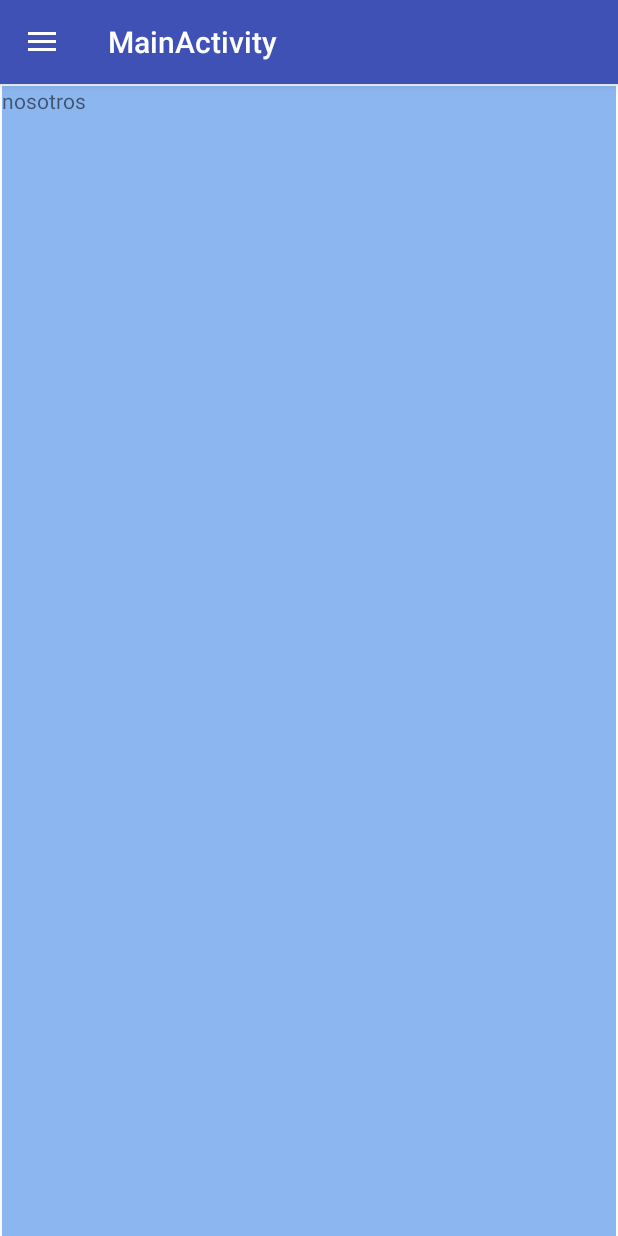
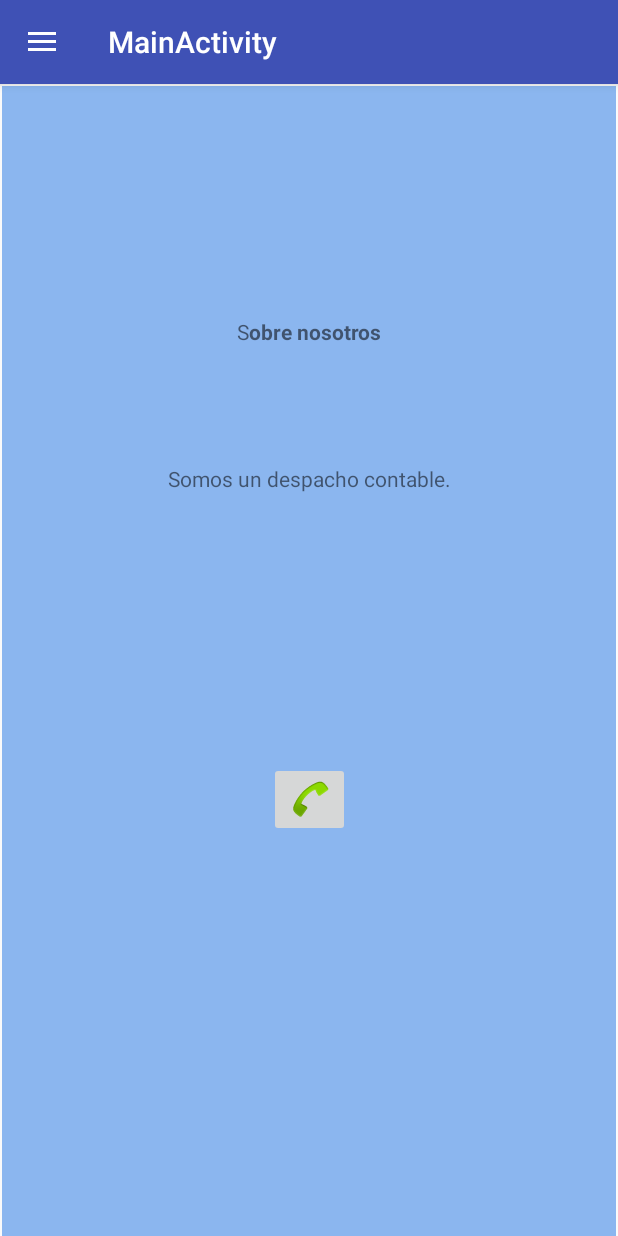
Before and after one commit to bettybonillap/VentanaFiscal, an Android app: the screen it shows after launch (MainActivity), in the side drawer, after a tap on "Nosotros", on a phone screen of 412 x 824 dp. Run offline under Robolectric (Android 15) with nearby library versions, the light colour scheme and no system bars.

Commit message:
Nosotros agregado

```diff
--- a/app/src/main/java/com/example/beatr/ventanafiscal/InicialFragment.java
+++ b/app/src/main/java/com/example/beatr/ventanafiscal/InicialFragment.java
@@ -4,6 +4,9 @@ package com.example.beatr.ventanafiscal;
 import android.os.Bundle;
 import android.support.annotation.Nullable;
 //import android.support.v4.app.Fragment;
+import android.text.Spannable;
+import android.text.SpannableStringBuilder;
+import android.text.style.StyleSpan;
 import android.view.LayoutInflater;
 import android.view.View;
 import android.view.ViewGroup;
@@ -15,7 +18,7 @@ import android.widget.TextView;
  * A simple {@link Fragment} subclass.
  */
 public class InicialFragment extends Fragment {
-
+    private TextView textView;
 
     public InicialFragment() {
         // Required empty public constructor
@@ -32,11 +35,14 @@ public class InicialFragment extends Fragment {
         // Inflate the layout for this fragment
         return inflater.inflate(R.layout.fragment_inicial, container, false);
     }
-
+    final SpannableStringBuilder sb = new SpannableStringBuilder("Bienvenido a Ventana Fiscal\n\n\nEsta aplicación tiene el objetivo de ayudarte a cumplir con tus obligaciones fiscales.");
+    final StyleSpan bss = new StyleSpan(android.graphics.Typeface.BOLD);
     @Override
     public void onViewCreated(View view, @Nullable Bundle savedInstanceState) {
         //imageView=(ImageView) view.findViewById(R.id.imageView2);
-        //textView=(TextView) view.findViewById(R.id.textView);
+        textView=(TextView) view.findViewById(R.id.inicial);
+        sb.setSpan(bss, 0, 26, Spannable.SPAN_INCLUSIVE_INCLUSIVE);
+        textView.setText(sb);
     }
 
 }
--- a/app/src/main/java/com/example/beatr/ventanafiscal/NosotrosFragment.java
+++ b/app/src/main/java/com/example/beatr/ventanafiscal/NosotrosFragment.java
@@ -2,19 +2,28 @@ package com.example.beatr.ventanafiscal;
 
 
 import android.app.Fragment;
+import android.content.Intent;
+import android.net.Uri;
 import android.os.Bundle;
 
 import android.support.annotation.Nullable;
+import android.text.Spannable;
+import android.text.SpannableStringBuilder;
+import android.text.style.StyleSpan;
 import android.view.LayoutInflater;
+import android.view.TextureView;
 import android.view.View;
 import android.view.ViewGroup;
+import android.widget.ImageButton;
+import android.widget.TextView;
 
 
 /**
  * A simple {@link Fragment} subclass.
  */
 public class NosotrosFragment extends Fragment {
-
+    private TextView textView;
+    private ImageButton imageButton;
 
     public NosotrosFragment() {
         // Required empty public constructor
@@ -31,10 +40,25 @@ public class NosotrosFragment extends Fragment {
         // Inflate the layout for this fragment
         return inflater.inflate(R.layout.fragment_nosotros, container, false);
     }
-
+    final SpannableStringBuilder sb = new SpannableStringBuilder("\n\n\n\n\n\n\n\n\n" +
+            "Sobre nosotros\n\n\n\n\n\n" +
+            "Somos un despacho contable.");
+    final StyleSpan bss = new StyleSpan(android.graphics.Typeface.BOLD);
     @Override
     public void onViewCreated(View view, @Nullable Bundle savedInstanceState) {
         //imageView=(ImageView) view.findViewById(R.id.imageView2);
-        //textView=(TextView) view.findViewById(R.id.textView);
+        textView=(TextView) view.findViewById(R.id.nosotros);
+        imageButton=(ImageButton)view.findViewById(R.id.imageButton);
+        sb.setSpan(bss, 10, 23, Spannable.SPAN_INCLUSIVE_INCLUSIVE);
+        textView.setText(sb);
+        imageButton.setOnClickListener(new View.OnClickListener() {
+            @Override
+            public void onClick(View view) {
+                Intent intent = new Intent(Intent.ACTION_DIAL);
+                intent.setData(Uri.parse("tel:5585754039"));
+                getActivity().startActivity(intent);
+            }
+        });
     }
+
 }
--- a/app/src/main/res/layout/fragment_inicial.xml
+++ b/app/src/main/res/layout/fragment_inicial.xml
@@ -1,4 +1,5 @@
 <android.support.constraint.ConstraintLayout xmlns:android="http://schemas.android.com/apk/res/android"
+    xmlns:app="http://schemas.android.com/apk/res-auto"
     xmlns:tools="http://schemas.android.com/tools"
     android:layout_width="match_parent"
     android:layout_height="match_parent"
@@ -6,9 +7,23 @@
     tools:context="com.example.beatr.ventanafiscal.InicialFragment">
 
     <!-- TODO: Update blank fragment layout -->
+
     <TextView
-        android:layout_width="match_parent"
-        android:layout_height="match_parent"
-        android:text="inicial" />
-
+        android:id="@+id/inicial"
+        android:layout_width="314dp"
+        android:layout_height="418dp"
+        android:layout_marginBottom="8dp"
+        android:layout_marginEnd="8dp"
+        android:layout_marginStart="8dp"
+        android:layout_marginTop="8dp"
+        android:fontFamily="sans-serif"
+        android:text="TextView"
+        android:textAlignment="center"
+        android:textAppearance="@style/TextAppearance.AppCompat"
+        android:textSize="20sp"
+        app:layout_constraintBottom_toBottomOf="parent"
+        app:layout_constraintEnd_toEndOf="parent"
+        app:layout_constraintStart_toStartOf="parent"
+        app:layout_constraintTop_toTopOf="parent"
+        app:layout_constraintVertical_bias="0.649" />
 </android.support.constraint.ConstraintLayout>
--- a/app/src/main/res/layout/fragment_nosotros.xml
+++ b/app/src/main/res/layout/fragment_nosotros.xml
@@ -1,4 +1,5 @@
-<FrameLayout xmlns:android="http://schemas.android.com/apk/res/android"
+<android.support.constraint.ConstraintLayout xmlns:android="http://schemas.android.com/apk/res/android"
+    xmlns:app="http://schemas.android.com/apk/res-auto"
     xmlns:tools="http://schemas.android.com/tools"
     android:layout_width="match_parent"
     android:layout_height="match_parent"
@@ -7,8 +8,32 @@
 
     <!-- TODO: Update blank fragment layout -->
     <TextView
+        android:id="@+id/nosotros"
         android:layout_width="match_parent"
-        android:layout_height="match_parent"
-        android:text="nosotros" />
+        android:layout_height="280dp"
+        android:layout_marginEnd="8dp"
+        android:layout_marginStart="8dp"
+        android:layout_marginTop="8dp"
+        android:text="nosotros"
+        android:textAlignment="center"
+        app:layout_constraintEnd_toEndOf="parent"
+        app:layout_constraintStart_toStartOf="parent"
+        app:layout_constraintTop_toTopOf="parent" />
 
-</FrameLayout>
+    <ImageButton
+        android:id="@+id/imageButton"
+        android:layout_width="wrap_content"
+        android:layout_height="wrap_content"
+        android:layout_marginBottom="8dp"
+        android:layout_marginEnd="8dp"
+        android:layout_marginStart="8dp"
+        android:layout_marginTop="8dp"
+
+        android:src="@android:drawable/sym_action_call"
+        app:layout_constraintBottom_toBottomOf="parent"
+        app:layout_constraintEnd_toEndOf="parent"
+        app:layout_constraintStart_toStartOf="parent"
+        app:layout_constraintTop_toBottomOf="@+id/nosotros"
+        app:layout_constraintVertical_bias="0.374" />
+
+</android.support.constraint.ConstraintLayout>
```
